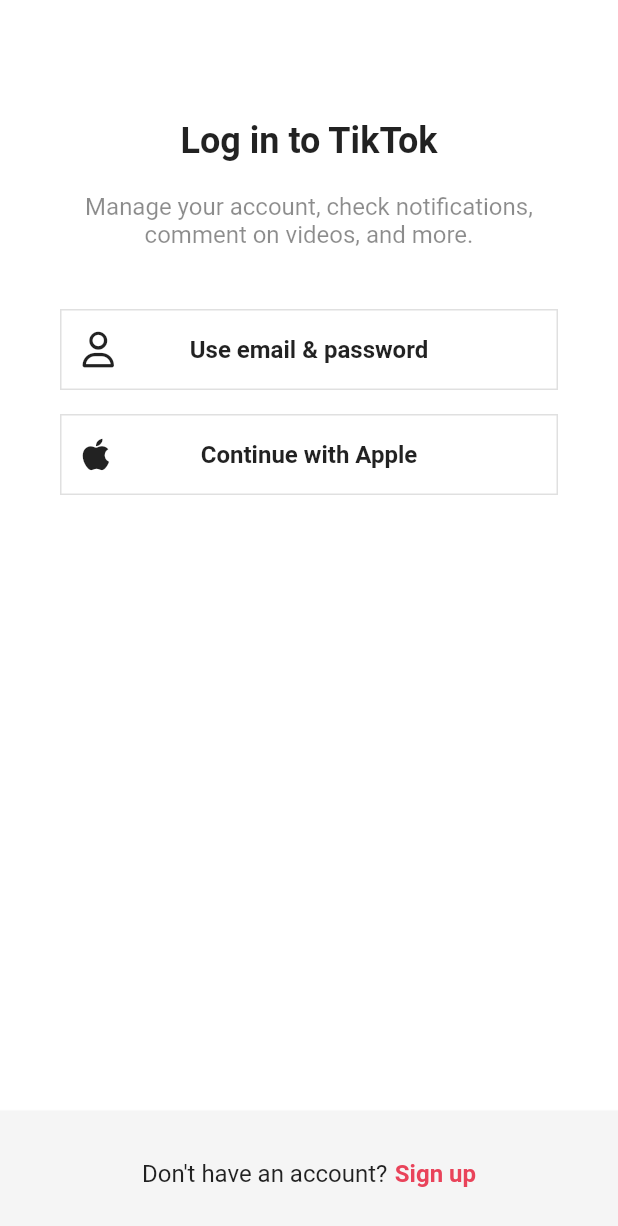
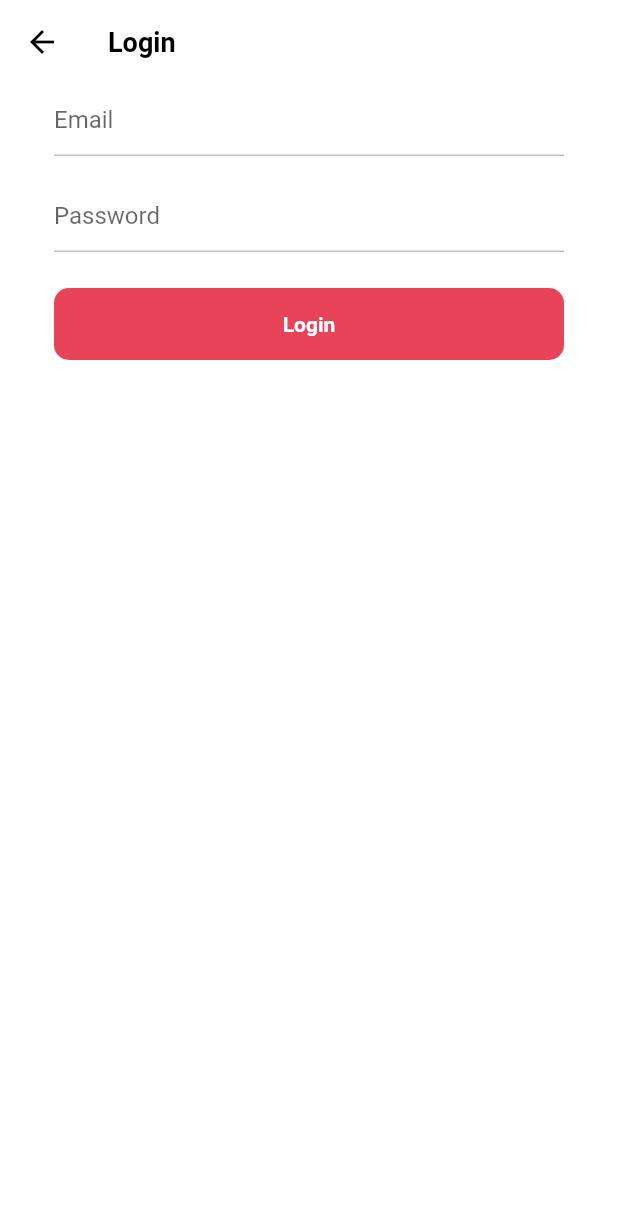
Before and after one commit to bongguma/tiktokCloneCoding, a Flutter app: the LoginScreen screen opened directly, after a tap on "Use email & password", on a phone screen of 412 x 824 dp. Shown: the top 1226 px of the screen. Run offline on Flutter 3.47's test engine with Material 2 defaults, Android fonts, the phone set to English and light mode, and no system bars; our stand-ins replace font_awesome_flutter.

Commit message:
#2 로그인폼 화면 생성

```diff
--- /dev/null
+++ b/lib/sign_up/screen/login_form_srceen.dart
@@ -0,0 +1,109 @@
+import 'package:flutter/material.dart';
+import 'package:tiktokclonecoding/constants/gaps.dart';
+import 'package:tiktokclonecoding/constants/sizes.dart';
+import 'package:tiktokclonecoding/sign_up/widget/form_button.dart';
+
+class LoginFormScreen extends StatefulWidget {
+  const LoginFormScreen({Key? key}) : super(key: key);
+
+  @override
+  State<LoginFormScreen> createState() => _LoginFormScreenState();
+}
+
+class _LoginFormScreenState extends State<LoginFormScreen> {
+  final GlobalKey<FormState> _formKey = GlobalKey<FormState>();
+
+  Map<String, String> formData = {};
+
+  _onLoginTap() {
+    if (_formKey.currentState != null) {
+      if (_formKey.currentState!.validate()) {
+        _formKey.currentState!.save();
+
+        /// 모든 [TextField]에 onSaved() 메서드를 호출하게 됨.
+      }
+    }
+  }
+
+  @override
+  Widget build(BuildContext context) {
+    return Scaffold(
+      appBar: AppBar(
+        title: const Text('Login'),
+      ),
+      body: Padding(
+        padding: const EdgeInsets.symmetric(
+          horizontal: Sizes.size36,
+        ),
+        child: Form(
+          key: _formKey,
+          child: Column(
+            children: [
+              TextFormField(
+                decoration: InputDecoration(
+                  hintText: 'Email',
+                  enabledBorder: UnderlineInputBorder(
+                    borderSide: BorderSide(
+                      color: Colors.grey.shade400,
+                    ),
+                  ),
+                  focusedBorder: UnderlineInputBorder(
+                    borderSide: BorderSide(
+                      color: Colors.grey.shade400,
+                    ),
+                  ),
+                ),
+                validator: (value) {
+                  if (value != null && value.isEmpty) {
+                    return "not correct your email";
+                  }
+                  return null;
+                },
+                onSaved: (newValue) {
+                  if (newValue != null) {
+                    formData['email'] = newValue;
+                  }
+                },
+              ),
+              Gaps.v16,
+              TextFormField(
+                decoration: InputDecoration(
+                  hintText: 'Password',
+                  enabledBorder: UnderlineInputBorder(
+                    borderSide: BorderSide(
+                      color: Colors.grey.shade400,
+                    ),
+                  ),
+                  focusedBorder: UnderlineInputBorder(
+                    borderSide: BorderSide(
+                      color: Colors.grey.shade400,
+                    ),
+                  ),
+                ),
+                validator: (value) {
+                  if (value != null && value.isEmpty) {
+                    return "Plase write your password";
+                  }
+                  return null;
+                },
+                onSaved: (newValue) {
+                  if (newValue != null) {
+                    formData['password'] = newValue;
+                  }
+                },
+              ),
+              Gaps.v24,
+              GestureDetector(
+                onTap: () => _onLoginTap(),
+                child: FormButton(
+                  title: 'Login',
+                  disabled: false,
+                ),
+              ),
+            ],
+          ),
+        ),
+      ),
+    );
+  }
+}
--- a/lib/sign_up/screen/login_screen.dart
+++ b/lib/sign_up/screen/login_screen.dart
@@ -2,6 +2,7 @@ import 'package:flutter/material.dart';
 import 'package:font_awesome_flutter/font_awesome_flutter.dart';
 import 'package:tiktokclonecoding/constants/gaps.dart';
 import 'package:tiktokclonecoding/constants/sizes.dart';
+import 'package:tiktokclonecoding/sign_up/screen/login_form_srceen.dart';
 import 'package:tiktokclonecoding/sign_up/widget/auth_button.dart';
 
 class LoginScreen extends StatelessWidget {
@@ -9,6 +10,14 @@ class LoginScreen extends StatelessWidget {
 
   void onSignUpTap(BuildContext context) {
     Navigator.of(context).pop();
+  }
+
+  _onLoginFormTop(BuildContext context) {
+    Navigator.of(context).push(
+      MaterialPageRoute(
+        builder: (context) => const LoginFormScreen(),
+      ),
+    );
   }
 
   @override
@@ -40,7 +49,8 @@ class LoginScreen extends StatelessWidget {
               ),
               Gaps.v40,
               AuthButton(
-                icon: FaIcon(FontAwesomeIcons.user),
+                onClick: () => _onLoginFormTop(context),
+                icon: const FaIcon(FontAwesomeIcons.user),
                 text: "Use email & password",
               ),
               Gaps.v16,
--- a/lib/sign_up/widget/form_button.dart
+++ b/lib/sign_up/widget/form_button.dart
@@ -5,9 +5,11 @@ class FormButton extends StatelessWidget {
   const FormButton({
     Key? key,
     required this.disabled,
+    this.title = 'Next',
   }) : super(key: key);
 
   final bool disabled;
+  final String title;
 
   @override
   Widget build(BuildContext context) {
@@ -27,7 +29,7 @@ class FormButton extends StatelessWidget {
         child: AnimatedDefaultTextStyle(
           duration: const Duration(milliseconds: 300),
           child: Text(
-            'Next',
+            title,
             textAlign: TextAlign.center,
           ),
           style: TextStyle(
```
Also changed, not shown: lib/onBoarding/interests_screen.dart (added, +10 -0 lines).
